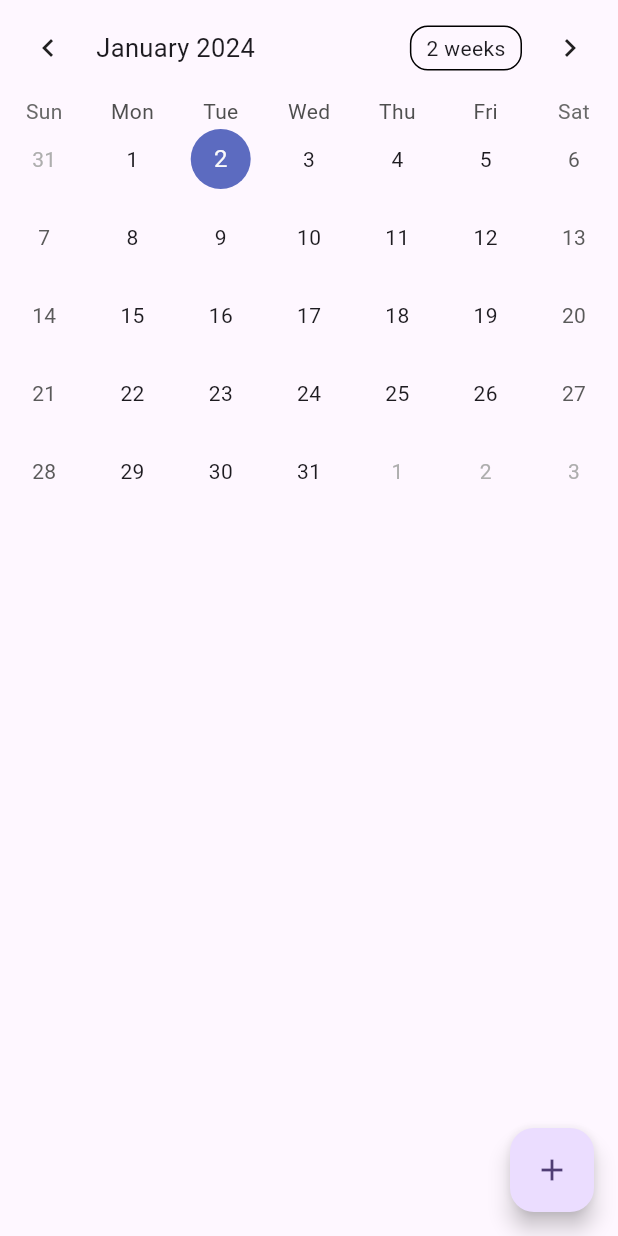
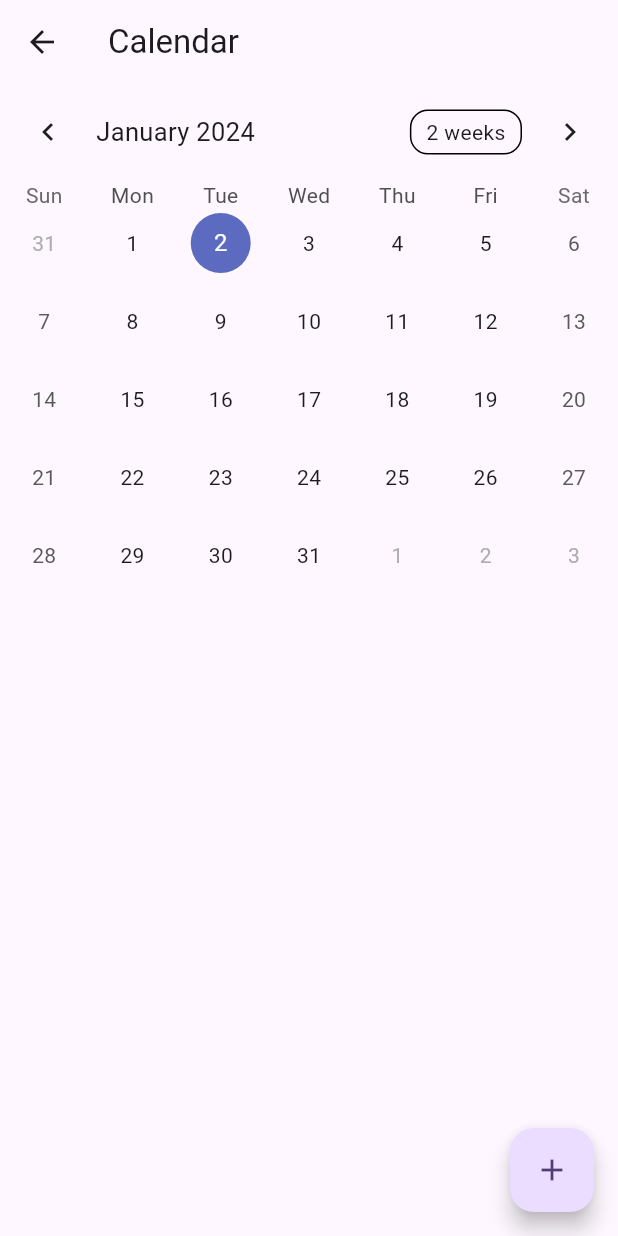
Before and after one commit to Adrienraynaudd/Meowdical, a Flutter app: the MyHomePage screen opened directly, after a tap on the "calendar today" icon, on a phone screen of 412 x 824 dp. Run offline on Flutter 3.47's test engine with Material 3 defaults, Android fonts, the phone set to English and light mode, and no system bars; drawn by our look-alikes of table_calendar; our stand-ins replace cloud_firestore, file_picker, firebase_auth, firebase_core, firebase_storage, geolocator and 1 more; missing offline and left inert: google_place; accounts and stored records are empty; network calls fail.

Commit message:
fix album

```diff
--- a/meowdical/lib/PhotoAlbum/Model/modelPhoto.dart
+++ b/meowdical/lib/PhotoAlbum/Model/modelPhoto.dart
@@ -5,13 +5,13 @@ class ModelPhoto {
   final String nomDeLaPhoto;
   final String description;
   final String lienPhoto;
-  // final String uid;
+  final String uid;
 
   ModelPhoto({
     this.id,
     required this.nomDeLaPhoto,
     required this.description,
     required this.lienPhoto,
-    // required this.uid,
+    required this.uid,
   });
 }
--- a/meowdical/lib/PhotoAlbum/Pages/BtnPageImage.dart
+++ b/meowdical/lib/PhotoAlbum/Pages/BtnPageImage.dart
@@ -13,6 +13,9 @@ class _BtnImagesPagesState extends State<BtnImagesPages> {
   @override
   Widget build(BuildContext context) {
     return Scaffold(
+      appBar: AppBar(
+        title: Text('Album'),
+      ),
       body: Center(
         child: Column(
 
--- a/meowdical/lib/PhotoAlbum/Service/photoController.dart
+++ b/meowdical/lib/PhotoAlbum/Service/photoController.dart
@@ -1,5 +1,6 @@
 import 'package:meowdical/PhotoAlbum/Model/modelPhoto.dart';
 import 'package:cloud_firestore/cloud_firestore.dart';
+import 'package:firebase_auth/firebase_auth.dart';
 
 
 class PhotoController {
@@ -11,17 +12,19 @@ class PhotoController {
       'nameOfPicture': photo.nomDeLaPhoto,
       'description': photo.description,
       'linkOfPicture' : photo.lienPhoto,
+      'uid': photo.uid,
     });
   }
   Future<List<ModelPhoto>> recuperationModel() async {
     List<ModelPhoto> list = [];
     // QuerySnapshot c'est un resultat d'une requete qui a une collection de doc, il contient des DocumentSnapshot qui sont un des doc le la collection
-    await photos.get().then((QuerySnapshot querySnapshot) {
+    await photos.where('uid', isEqualTo: FirebaseAuth.instance.currentUser!.uid).get().then((QuerySnapshot querySnapshot) {
       querySnapshot.docs.forEach((doc) { // querysnapshot.docs, la partie "docs" est une propriete qui liste les documentSnapshot que la requette renvoie
         list.add(ModelPhoto(
           nomDeLaPhoto: doc["nameOfPicture"],
           description: doc["description"],
           lienPhoto: doc["linkOfPicture"],
+          uid: FirebaseAuth.instance.currentUser!.uid,
         ));
       });
     });
--- a/meowdical/lib/calendar/widget/Calendar.dart
+++ b/meowdical/lib/calendar/widget/Calendar.dart
@@ -50,6 +50,9 @@ class _CalendarState extends State<Calendar> {
     _selectedEvents.value = _getEventsForDay(_selectedDay);
 
     return Scaffold(
+      appBar: AppBar(
+        title: Text('Calendar'),
+      ),
         body: Center(
             child: Column(
           children: [
--- a/meowdical/lib/calendar/widget/Calendar_page.dart
+++ b/meowdical/lib/calendar/widget/Calendar_page.dart
@@ -22,13 +22,21 @@ class _Calendar_PageState extends State<Calendar_Page> {
         builder: (BuildContext context,
             AsyncSnapshot<Map<DateTime, List<Event>>> snapshot) {
           if (snapshot.hasError) {
-            return const Scaffold(body: Text('Something went wrong'));
+            return Scaffold(
+              appBar: AppBar(
+        title: const Text('Calendar'),
+      ),
+              body: const Text('Something went wrong'));
           }
           if (snapshot.connectionState == ConnectionState.waiting) {
-            return const Scaffold(
-              body: Center(
+            return Scaffold(
+              appBar: AppBar(
+                title: const Text('Calendar'),
+              ),
+              body: const Center(
                 child: CircularProgressIndicator(),
               ),
+
             );
           }
           events = snapshot.data!;
--- a/meowdical/lib/main.dart
+++ b/meowdical/lib/main.dart
@@ -7,6 +7,7 @@
 import 'Geoloc/widgets/geoloc_page.dart';
 import 'Commu/widgets/Chat_Page.dart';
 import 'calendar/widget/Calendar_Page.dart';
+import 'PhotoAlbum/Pages/BtnPageImage.dart';
 
 void main() async {
   WidgetsFlutterBinding.ensureInitialized();
@@ -22,13 +23,13 @@
   @override
   Widget build(BuildContext context) {
     return MaterialApp(
-      title: 'Notes',
+      title: 'Meowdical',
       debugShowCheckedModeBanner: false,
       theme: ThemeData(
         colorScheme: ColorScheme.fromSeed(seedColor: Colors.deepPurple),
         useMaterial3: true,
       ),
-      home: const MyHomePage(title: 'Notes Application with Firebase'),
+      home: const MyHomePage(title: 'Meowdical'),
       routes: {
         '/auth': (context) => Register.AuthPage(),
       },
@@ -89,6 +90,13 @@
     );
   }
 
+  void _navigateToPhotoAlbumPage() {
+    Navigator.push(
+      context,
+      MaterialPageRoute(builder: (context) => BtnImagesPages()),
+    );
+  }
+
   @override
   Widget build(BuildContext context) {
     return Scaffold(
@@ -130,7 +138,14 @@
               onPressed: () {
                 _navigateToCalendarPage();
               },
-            )
+            ),
+          if (FirebaseAuth.instance.currentUser != null)
+            IconButton(
+              icon: Icon(Icons.photo_album),
+              onPressed: () {
+                _navigateToPhotoAlbumPage();
+              },
+            ),
         ],
       ),
       body: Center(
@@ -151,7 +166,7 @@
                   const SizedBox(height: 16),
                   Text(
                     'Welcome ${FirebaseAuth.instance.currentUser!.displayName ?? ''}',
-                    style: TextStyle(
+                    style: const TextStyle(
                       fontSize: 18,
                       fontWeight: FontWeight.bold,
                     ),
@@ -164,8 +179,8 @@
                 ],
               ),
             if (FirebaseAuth.instance.currentUser == null)
-              Text(
-                'Log in to access notes',
+              const Text(
+                'Log in to access to Meowdical',
                 style: TextStyle(
                   fontSize: 16,
                   fontWeight: FontWeight.bold,
```
Also changed, not shown: meowdical/lib/PhotoAlbum/Widget/addImage.dart (+17 -4 lines), meowdical/pubspec.lock.
